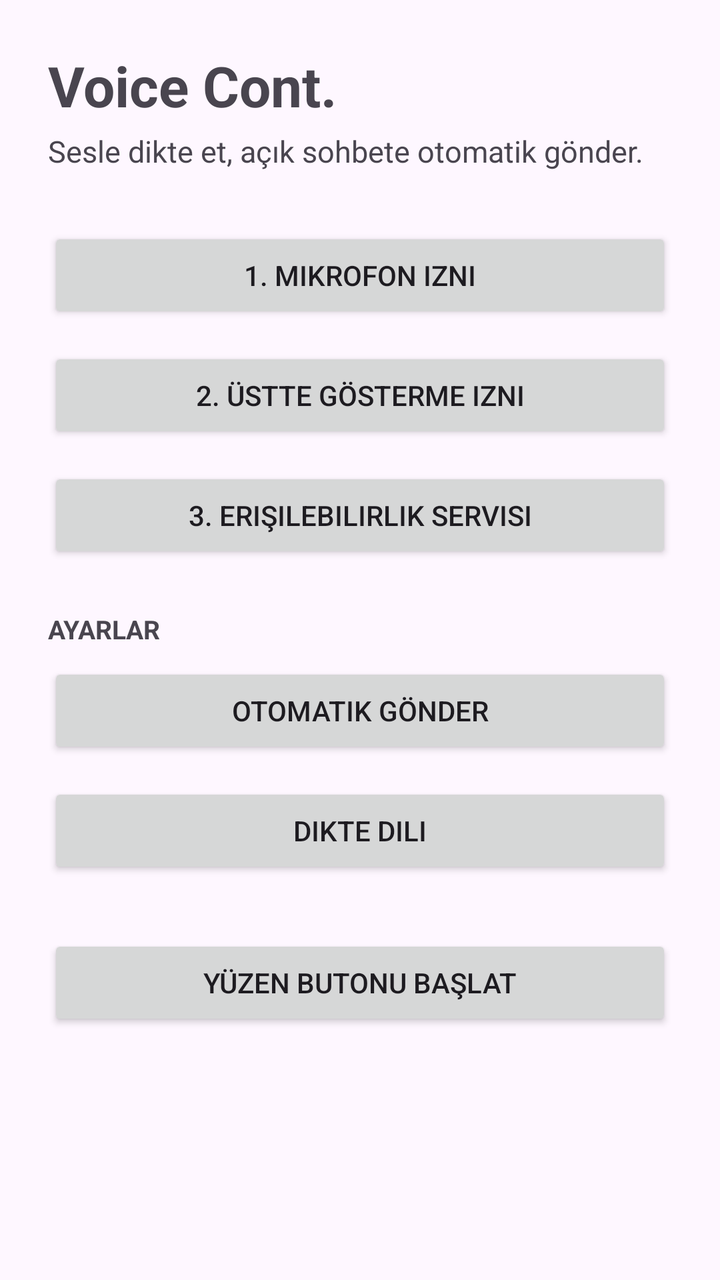
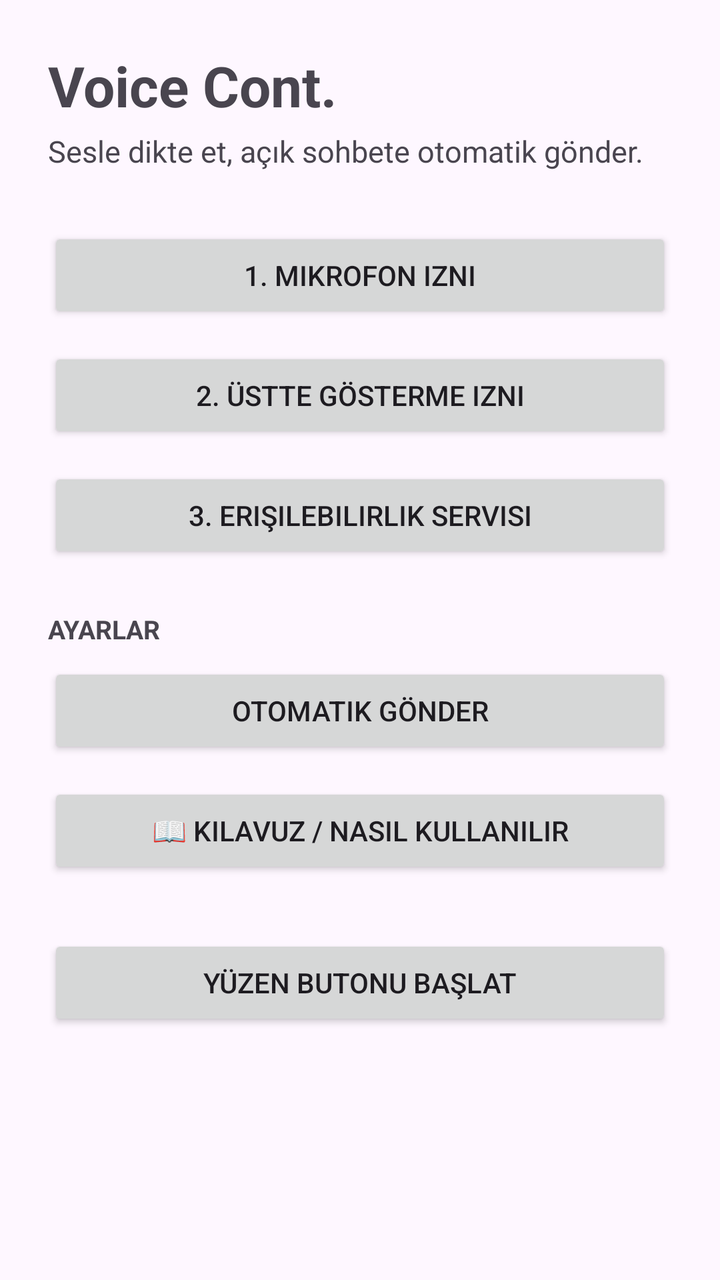

Two renders of the same Android screen: before a commit and after it. Below are the layout's source before the change and the commit's diff.
<!-- AndroidManifest.xml: application theme Theme.VoiceCont -->
<!-- res/layout/activity_main.xml -->
<?xml version="1.0" encoding="utf-8"?>
<ScrollView xmlns:android="http://schemas.android.com/apk/res/android"
    android:layout_width="match_parent"
    android:layout_height="match_parent"
    android:fillViewport="true">

    <LinearLayout
        android:layout_width="match_parent"
        android:layout_height="wrap_content"
        android:orientation="vertical"
        android:padding="24dp">

        <TextView
            android:layout_width="wrap_content"
            android:layout_height="wrap_content"
            android:text="@string/title"
            android:textSize="28sp"
            android:textStyle="bold" />

        <TextView
            android:layout_width="wrap_content"
            android:layout_height="wrap_content"
            android:layout_marginTop="4dp"
            android:layout_marginBottom="28dp"
            android:text="@string/subtitle"
            android:textSize="15sp" />

        <Button
            android:id="@+id/btnMic"
            android:layout_width="match_parent"
            android:layout_height="wrap_content"
            android:layout_marginBottom="12dp"
            android:text="@string/perm_mic" />

        <Button
            android:id="@+id/btnOverlay"
            android:layout_width="match_parent"
            android:layout_height="wrap_content"
            android:layout_marginBottom="12dp"
            android:text="@string/perm_overlay" />

        <Button
            android:id="@+id/btnAccessibility"
            android:layout_width="match_parent"
            android:layout_height="wrap_content"
            android:layout_marginBottom="24dp"
            android:text="@string/perm_accessibility" />

        <TextView
            android:layout_width="wrap_content"
            android:layout_height="wrap_content"
            android:layout_marginBottom="8dp"
            android:text="@string/settings_header"
            android:textSize="13sp"
            android:textStyle="bold" />

        <Button
            android:id="@+id/btnAutoSend"
            android:layout_width="match_parent"
            android:layout_height="wrap_content"
            android:layout_marginBottom="12dp"
            android:text="@string/auto_send" />

        <Button
            android:id="@+id/btnLang"
            android:layout_width="match_parent"
            android:layout_height="wrap_content"
            android:layout_marginBottom="28dp"
            android:text="@string/lang_label" />

        <Button
            android:id="@+id/btnStart"
            android:layout_width="match_parent"
            android:layout_height="wrap_content"
            android:text="@string/start_overlay" />

        <TextView
            android:id="@+id/tvStatus"
            android:layout_width="match_parent"
            android:layout_height="wrap_content"
            android:layout_marginTop="24dp"
            android:textSize="14sp"
            android:fontFamily="monospace" />

    </LinearLayout>
</ScrollView>
<!-- resources referenced by this layout -->
<resources>
  <string name="auto_send">Otomatik gönder</string>
  <string name="lang_label">Dikte dili</string>
  <string name="perm_accessibility">3. Erişilebilirlik servisi</string>
  <string name="perm_mic">1. Mikrofon izni</string>
  <string name="perm_overlay">2. Üstte gösterme izni</string>
  <string name="settings_header">AYARLAR</string>
  <string name="start_overlay">Yüzen butonu başlat</string>
  <string name="subtitle">Sesle dikte et, açık sohbete otomatik gönder.</string>
  <string name="title">Voice Cont.</string>
  <style name="Theme.VoiceCont" parent="Theme.Material3.DayNight.NoActionBar">
          <item name="colorPrimary">@color/purple</item>
          <item name="colorOnPrimary">@android:color/white</item>
      </style>
  <color name="purple">#6C4CE0</color>
</resources>

<!-- the commit's change to res/layout/activity_main.xml (unified diff, before → after) -->
@@ -62,11 +62,11 @@
             android:text="@string/auto_send" />
 
         <Button
-            android:id="@+id/btnLang"
+            android:id="@+id/btnGuide"
             android:layout_width="match_parent"
             android:layout_height="wrap_content"
             android:layout_marginBottom="28dp"
-            android:text="@string/lang_label" />
+            android:text="@string/guide_button" />
 
         <Button
             android:id="@+id/btnStart"
<!-- resource entries referenced after the edit -->
@@ -1,7 +1,7 @@
 <!-- resources referenced by this layout -->
 <resources>
   <string name="auto_send">Otomatik gönder</string>
-  <string name="lang_label">Dikte dili</string>
+  <string name="guide_button">📖 Kılavuz / Nasıl kullanılır</string>
   <string name="perm_accessibility">3. Erişilebilirlik servisi</string>
   <string name="perm_mic">1. Mikrofon izni</string>
   <string name="perm_overlay">2. Üstte gösterme izni</string>
